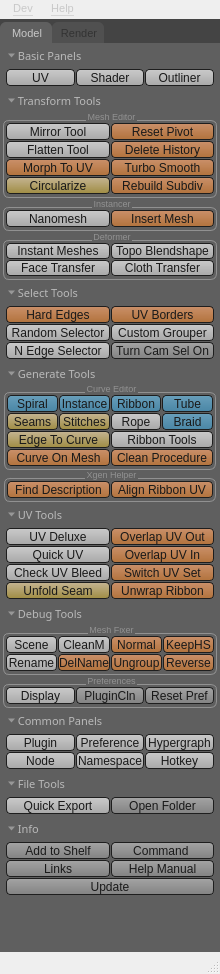
Above: ldmt_ui/ldmt_main.ui from liyihuiaacc/LD_MayaToolbox2 before the change. Below: the same form after it.
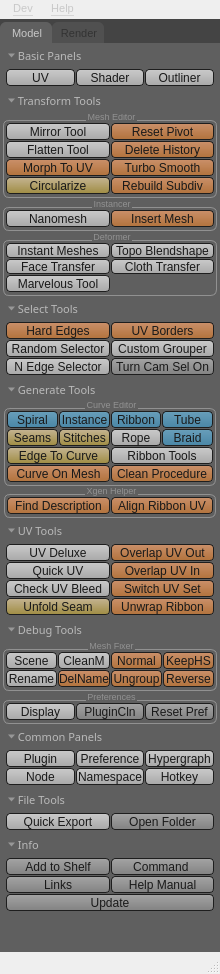
That is the form after the change.

Diff of the .ui file:
```diff
--- a/ldmt_ui/ldmt_main.ui
+++ b/ldmt_ui/ldmt_main.ui
@@ -1445,6 +1445,53 @@
                     </property>
                    </widget>
                   </item>
+                  <item row="2" column="0">
+                   <widget class="QPushButton" name="btn_marvelousTool">
+                    <property name="minimumSize">
+                     <size>
+                      <width>0</width>
+                      <height>17</height>
+                     </size>
+                    </property>
+                    <property name="maximumSize">
+                     <size>
+                      <width>16777215</width>
+                      <height>22</height>
+                     </size>
+                    </property>
+                    <property name="font">
+                     <font>
+                      <family>Segoe UI</family>
+                     </font>
+                    </property>
+                    <property name="cursor">
+                     <cursorShape>PointingHandCursor</cursorShape>
+                    </property>
+                    <property name="statusTip">
+                     <string>Morph selected mesh to uv shape in 0-1.</string>
+                    </property>
+                    <property name="styleSheet">
+                     <string notr="true">QPushButton{ 
+ border:1px solid rgb(30,30,30);
+background-color: qlineargradient(spread:pad, x1:1, y1:1, x2:1, y2:0, stop:0 rgba(175, 175,175, 235), stop:1 rgba(235, 235, 235, 195));
+color:rgb(25,25,25);}
+
+QPushButton:hover{ 
+ border:1px solid rgb(30,30,30);
+background-color: qlineargradient(spread:pad, x1:1, y1:1, x2:1, y2:0, stop:0 rgba(190, 190, 190, 255), stop:1 rgba(245, 245, 245, 255));
+color:rgb(25,25,25);
+}
+
+QPushButton:pressed{ 
+ border:1px solid rgb(30,30,30);
+background-color: qlineargradient(spread:pad, x1:1, y1:1, x2:1, y2:0, stop:0 rgba(215, 215, 215, 195), stop:1 rgba(155, 155,155, 235));
+color:rgb(25,25,25);}</string>
+                    </property>
+                    <property name="text">
+                     <string>Marvelous Tool</string>
+                    </property>
+                   </widget>
+                  </item>
                  </layout>
                 </widget>
                </item>
```
Left out of the diff: 460 changed lines with no effect on the pictures.
